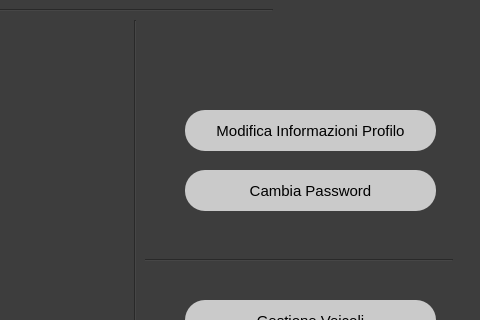
This is Utente/VistaProfiloUtente.ui in riccardomalpiedi/parcheggio as Qt 5 draws it before an edit; both pictures show x 505 to 985 and y 120 to 440 of the 985 by 580 pixel window. The edited form follows.
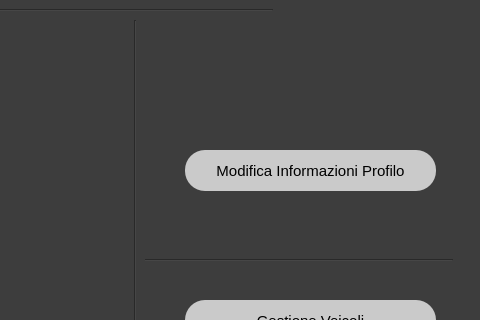
This is the edited form.

Commit message: Modifiche alla classe modifica profilo(da migliorare), unione di modifica password con midifica profilo e correzione di piccoli errori

The edit to the form file:
```diff
--- a/Utente/VistaProfiloUtente.ui
+++ b/Utente/VistaProfiloUtente.ui
@@ -95,7 +95,7 @@
    <property name="geometry">
     <rect>
      <x>690</x>
-     <y>230</y>
+     <y>270</y>
      <width>251</width>
      <height>41</height>
     </rect>
@@ -112,27 +112,6 @@
     <string>Modifica Informazioni Profilo</string>
    </property>
   </widget>
-  <widget class="QPushButton" name="cambia_password_button">
-   <property name="geometry">
-    <rect>
-     <x>690</x>
-     <y>290</y>
-     <width>251</width>
-     <height>41</height>
-    </rect>
-   </property>
-   <property name="cursor">
-    <cursorShape>PointingHandCursor</cursorShape>
-   </property>
-   <property name="styleSheet">
-    <string notr="true">border-radius:20px; 
- background-color: rgb(202, 202, 202);
-font-size:11pt</string>
-   </property>
-   <property name="text">
-    <string>Cambia Password</string>
-   </property>
-  </widget>
   <widget class="Line" name="line_2">
    <property name="geometry">
     <rect>
```
The commit also changes 19 other files.
